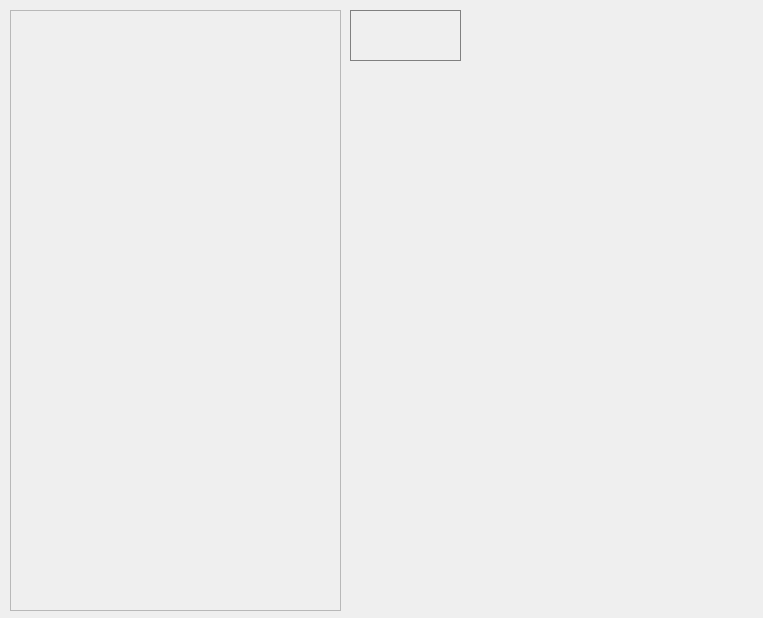
Above: emotes.ui from Okakuh/EmoteAdder before the change. Below: the same form after it.
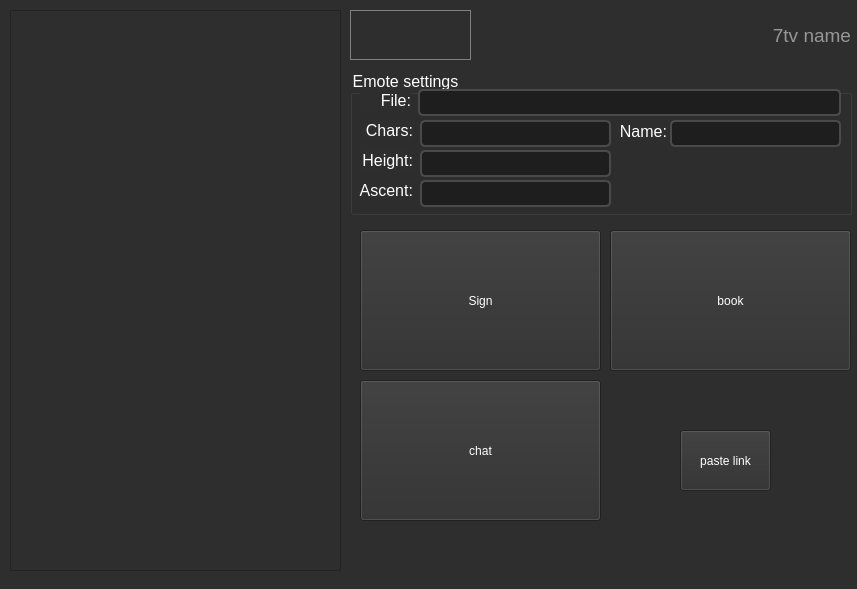
That is the form after the change.

Commit message: setMaxThreadCount(5), ui changes, emote settings ui

```diff
--- a/emotes.ui
+++ b/emotes.ui
@@ -9,20 +9,27 @@
    <rect>
     <x>0</x>
     <y>0</y>
-    <width>763</width>
-    <height>618</height>
+    <width>857</width>
+    <height>589</height>
    </rect>
   </property>
   <property name="windowTitle">
    <string>Form</string>
   </property>
+  <property name="autoFillBackground">
+   <bool>false</bool>
+  </property>
+  <property name="styleSheet">
+   <string notr="true">background-color: rgb(46, 46, 46);
+color: rgb(255, 255, 255);</string>
+  </property>
   <widget class="QScrollArea" name="enotesDisplay">
    <property name="geometry">
     <rect>
      <x>10</x>
      <y>10</y>
      <width>331</width>
-     <height>601</height>
+     <height>561</height>
     </rect>
    </property>
    <property name="widgetResizable">
@@ -34,18 +41,334 @@
       <x>0</x>
       <y>0</y>
       <width>329</width>
-      <height>599</height>
+      <height>559</height>
      </rect>
     </property>
    </widget>
   </widget>
+  <widget class="QGroupBox" name="groupBox">
+   <property name="geometry">
+    <rect>
+     <x>350</x>
+     <y>70</y>
+     <width>502</width>
+     <height>145</height>
+    </rect>
+   </property>
+   <property name="font">
+    <font>
+     <pointsize>12</pointsize>
+    </font>
+   </property>
+   <property name="styleSheet">
+    <string notr="true">color: rgb(255, 255, 255);</string>
+   </property>
+   <property name="title">
+    <string>Emote settings</string>
+   </property>
+   <widget class="QLabel" name="label">
+    <property name="geometry">
+     <rect>
+      <x>266</x>
+      <y>51</y>
+      <width>51</width>
+      <height>21</height>
+     </rect>
+    </property>
+    <property name="font">
+     <font>
+      <pointsize>12</pointsize>
+     </font>
+    </property>
+    <property name="autoFillBackground">
+     <bool>false</bool>
+    </property>
+    <property name="styleSheet">
+     <string notr="true">color: rgb(255, 255, 255);</string>
+    </property>
+    <property name="text">
+     <string>Name:</string>
+    </property>
+    <property name="alignment">
+     <set>Qt::AlignRight|Qt::AlignTrailing|Qt::AlignVCenter</set>
+    </property>
+   </widget>
+   <widget class="QLineEdit" name="emoteName">
+    <property name="geometry">
+     <rect>
+      <x>320</x>
+      <y>50</y>
+      <width>171</width>
+      <height>27</height>
+     </rect>
+    </property>
+    <property name="font">
+     <font>
+      <family>Consolas</family>
+      <pointsize>12</pointsize>
+      <stylestrategy>PreferDefault</stylestrategy>
+     </font>
+    </property>
+    <property name="acceptDrops">
+     <bool>false</bool>
+    </property>
+    <property name="styleSheet">
+     <string notr="true">background-color: rgb(30, 30, 30);
+color: rgb(167, 167, 167);
+border-radius: 5px;
+border: 2px solid  rgb(74, 74, 74);</string>
+    </property>
+    <property name="text">
+     <string/>
+    </property>
+    <property name="alignment">
+     <set>Qt::AlignRight|Qt::AlignTrailing|Qt::AlignVCenter</set>
+    </property>
+   </widget>
+   <widget class="QLineEdit" name="emoteChars">
+    <property name="geometry">
+     <rect>
+      <x>70</x>
+      <y>50</y>
+      <width>191</width>
+      <height>27</height>
+     </rect>
+    </property>
+    <property name="font">
+     <font>
+      <family>Consolas</family>
+      <pointsize>12</pointsize>
+      <stylestrategy>PreferDefault</stylestrategy>
+     </font>
+    </property>
+    <property name="acceptDrops">
+     <bool>false</bool>
+    </property>
+    <property name="styleSheet">
+     <string notr="true">background-color: rgb(30, 30, 30);
+color: rgb(167, 167, 167);
+border-radius: 5px;
+border: 2px solid  rgb(74, 74, 74);</string>
+    </property>
+    <property name="text">
+     <string/>
+    </property>
+    <property name="alignment">
+     <set>Qt::AlignRight|Qt::AlignTrailing|Qt::AlignVCenter</set>
+    </property>
+   </widget>
+   <widget class="QLabel" name="label_2">
+    <property name="geometry">
+     <rect>
+      <x>12</x>
+      <y>50</y>
+      <width>51</width>
+      <height>21</height>
+     </rect>
+    </property>
+    <property name="font">
+     <font>
+      <pointsize>12</pointsize>
+     </font>
+    </property>
+    <property name="autoFillBackground">
+     <bool>false</bool>
+    </property>
+    <property name="styleSheet">
+     <string notr="true">color: rgb(255, 255, 255);</string>
+    </property>
+    <property name="text">
+     <string>Chars:</string>
+    </property>
+    <property name="alignment">
+     <set>Qt::AlignRight|Qt::AlignTrailing|Qt::AlignVCenter</set>
+    </property>
+   </widget>
+   <widget class="QLineEdit" name="emoteHeight">
+    <property name="geometry">
+     <rect>
+      <x>70</x>
+      <y>80</y>
+      <width>191</width>
+      <height>27</height>
+     </rect>
+    </property>
+    <property name="font">
+     <font>
+      <family>Consolas</family>
+      <pointsize>12</pointsize>
+      <stylestrategy>PreferDefault</stylestrategy>
+     </font>
+    </property>
+    <property name="acceptDrops">
+     <bool>false</bool>
+    </property>
+    <property name="styleSheet">
+     <string notr="true">background-color: rgb(30, 30, 30);
+color: rgb(167, 167, 167);
+border-radius: 5px;
+border: 2px solid  rgb(74, 74, 74);</string>
+    </property>
+    <property name="text">
+     <string/>
+    </property>
+    <property name="alignment">
+     <set>Qt::AlignRight|Qt::AlignTrailing|Qt::AlignVCenter</set>
+    </property>
+   </widget>
+   <widget class="QLabel" name="label_3">
+    <property name="geometry">
+     <rect>
+      <x>12</x>
+      <y>80</y>
+      <width>51</width>
+      <height>21</height>
+     </rect>
+    </property>
+    <property name="font">
+     <font>
+      <pointsize>12</pointsize>
+     </font>
+    </property>
+    <property name="autoFillBackground">
+     <bool>false</bool>
+    </property>
+    <property name="styleSheet">
+     <string notr="true">color: rgb(255, 255, 255);</string>
+    </property>
+    <property name="text">
+     <string>Height:</string>
+    </property>
+    <property name="alignment">
+     <set>Qt::AlignRight|Qt::AlignTrailing|Qt::AlignVCenter</set>
+    </property>
+   </widget>
+   <widget class="QLineEdit" name="emoteAscent">
+    <property name="geometry">
+     <rect>
+      <x>70</x>
+      <y>110</y>
+      <width>191</width>
+      <height>27</height>
+     </rect>
+    </property>
+    <property name="font">
+     <font>
+      <family>Consolas</family>
+      <pointsize>12</pointsize>
+      <stylestrategy>PreferDefault</stylestrategy>
+     </font>
+    </property>
+    <property name="acceptDrops">
+     <bool>false</bool>
+    </property>
+    <property name="styleSheet">
+     <string notr="true">background-color: rgb(30, 30, 30);
+color: rgb(167, 167, 167);
+border-radius: 5px;
+border: 2px solid  rgb(74, 74, 74);</string>
+    </property>
+    <property name="text">
+     <string/>
+    </property>
+    <property name="alignment">
+     <set>Qt::AlignRight|Qt::AlignTrailing|Qt::AlignVCenter</set>
+    </property>
+   </widget>
+   <widget class="QLabel" name="label_4">
+    <property name="geometry">
+     <rect>
+      <x>2</x>
+      <y>110</y>
+      <width>61</width>
+      <height>21</height>
+     </rect>
+    </property>
+    <property name="font">
+     <font>
+      <pointsize>12</pointsize>
+     </font>
+    </property>
+    <property name="autoFillBackground">
+     <bool>false</bool>
+    </property>
+    <property name="styleSheet">
+     <string notr="true">color: rgb(255, 255, 255);</string>
+    </property>
+    <property name="text">
+     <string>Ascent:</string>
+    </property>
+    <property name="alignment">
+     <set>Qt::AlignRight|Qt::AlignTrailing|Qt::AlignVCenter</set>
+    </property>
+   </widget>
+   <widget class="QLabel" name="label_5">
+    <property name="geometry">
+     <rect>
+      <x>10</x>
+      <y>20</y>
+      <width>51</width>
+      <height>21</height>
+     </rect>
+    </property>
+    <property name="font">
+     <font>
+      <pointsize>12</pointsize>
+     </font>
+    </property>
+    <property name="autoFillBackground">
+     <bool>false</bool>
+    </property>
+    <property name="styleSheet">
+     <string notr="true">color: rgb(255, 255, 255);</string>
+    </property>
+    <property name="text">
+     <string>File:</string>
+    </property>
+    <property name="alignment">
+     <set>Qt::AlignRight|Qt::AlignTrailing|Qt::AlignVCenter</set>
+    </property>
+   </widget>
+   <widget class="QLineEdit" name="emoteFile">
+    <property name="geometry">
+     <rect>
+      <x>68</x>
+      <y>19</y>
+      <width>423</width>
+      <height>27</height>
+     </rect>
+    </property>
+    <property name="font">
+     <font>
+      <family>Consolas</family>
+      <pointsize>12</pointsize>
+      <stylestrategy>PreferDefault</stylestrategy>
+     </font>
+    </property>
+    <property name="acceptDrops">
+     <bool>false</bool>
+    </property>
+    <property name="styleSheet">
+     <string notr="true">background-color: rgb(30, 30, 30);
+color: rgb(167, 167, 167);
+border-radius: 5px;
+border: 2px solid  rgb(74, 74, 74);</string>
+    </property>
+    <property name="text">
+     <string/>
+    </property>
+    <property name="alignment">
+     <set>Qt::AlignRight|Qt::AlignTrailing|Qt::AlignVCenter</set>
+    </property>
+   </widget>
+  </widget>
   <widget class="QPushButton" name="selectedEmote">
    <property name="geometry">
     <rect>
      <x>350</x>
      <y>10</y>
-     <width>111</width>
-     <height>51</height>
+     <width>121</width>
+     <height>50</height>
     </rect>
    </property>
    <property name="styleSheet">
@@ -55,6 +378,94 @@
     <string/>
    </property>
   </widget>
+  <widget class="QLineEdit" name="emoteSvnTvName">
+   <property name="enabled">
+    <bool>true</bool>
+   </property>
+   <property name="geometry">
+    <rect>
+     <x>602</x>
+     <y>10</y>
+     <width>251</width>
+     <height>51</height>
+    </rect>
+   </property>
+   <property name="font">
+    <font>
+     <pointsize>14</pointsize>
+    </font>
+   </property>
+   <property name="styleSheet">
+    <string notr="true">color: rgb(255, 255, 255);</string>
+   </property>
+   <property name="text">
+    <string/>
+   </property>
+   <property name="frame">
+    <bool>false</bool>
+   </property>
+   <property name="alignment">
+    <set>Qt::AlignRight|Qt::AlignTrailing|Qt::AlignVCenter</set>
+   </property>
+   <property name="readOnly">
+    <bool>true</bool>
+   </property>
+   <property name="placeholderText">
+    <string>7tv name</string>
+   </property>
+  </widget>
+  <widget class="QPushButton" name="pushButton">
+   <property name="geometry">
+    <rect>
+     <x>360</x>
+     <y>230</y>
+     <width>241</width>
+     <height>141</height>
+    </rect>
+   </property>
+   <property name="text">
+    <string>Sign</string>
+   </property>
+  </widget>
+  <widget class="QPushButton" name="pushButton_2">
+   <property name="geometry">
+    <rect>
+     <x>360</x>
+     <y>380</y>
+     <width>241</width>
+     <height>141</height>
+    </rect>
+   </property>
+   <property name="text">
+    <string>chat</string>
+   </property>
+  </widget>
+  <widget class="QPushButton" name="pushButton_3">
+   <property name="geometry">
+    <rect>
+     <x>610</x>
+     <y>230</y>
+     <width>241</width>
+     <height>141</height>
+    </rect>
+   </property>
+   <property name="text">
+    <string>book</string>
+   </property>
+  </widget>
+  <widget class="QPushButton" name="pushButton_4">
+   <property name="geometry">
+    <rect>
+     <x>680</x>
+     <y>430</y>
+     <width>91</width>
+     <height>61</height>
+    </rect>
+   </property>
+   <property name="text">
+    <string>paste link</string>
+   </property>
+  </widget>
  </widget>
  <resources/>
  <connections/>
```
The commit also changes 9 other files.
